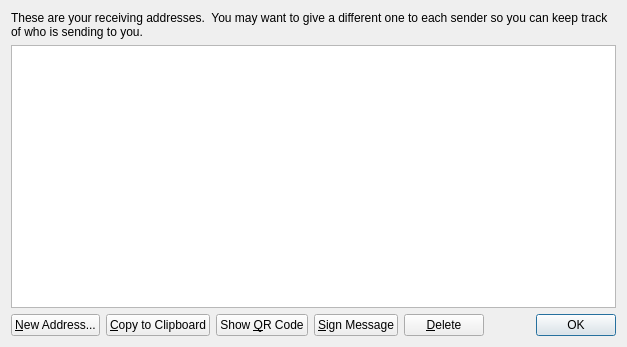
First picture: the form in src/qt/forms/addressbookpage.ui, repository creon-nu/Nu, before the edit.
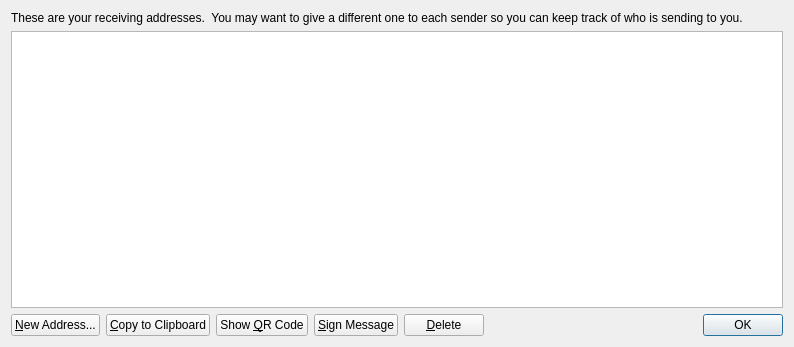
Second picture: the form after the edit. Icons and pictures are not drawn.

Patch:
```diff
--- a/src/qt/forms/addressbookpage.ui
+++ b/src/qt/forms/addressbookpage.ui
@@ -6,7 +6,7 @@
    <rect>
     <x>0</x>
     <y>0</y>
-    <width>627</width>
+    <width>794</width>
     <height>347</height>
    </rect>
   </property>
```
Left out of the diff: 24 changed lines with no effect on the pictures.
